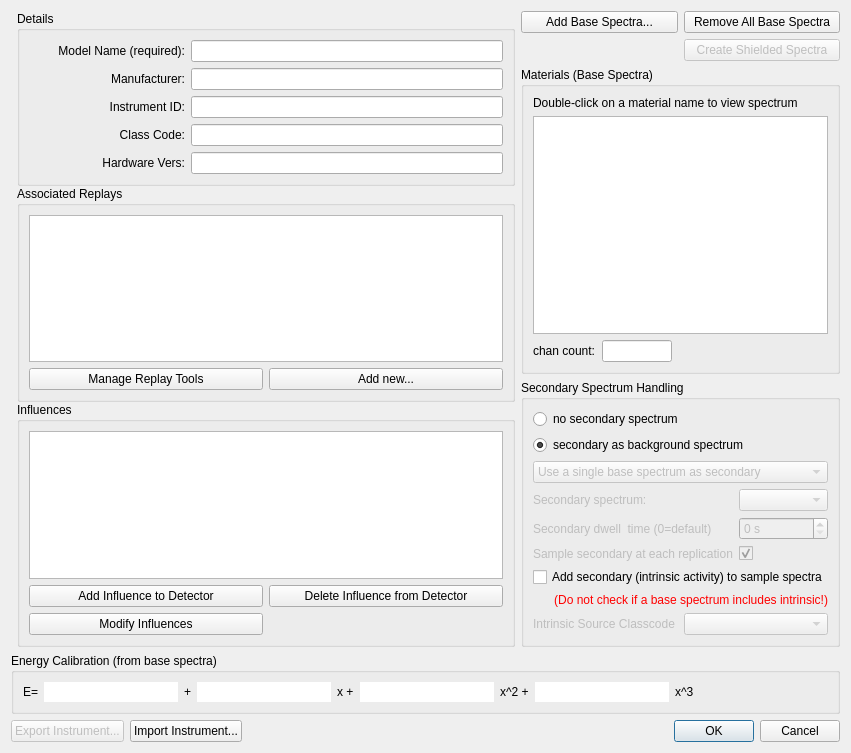
llnl/RASE, file src/ui/add_detector_dialog.ui: the form before one commit.
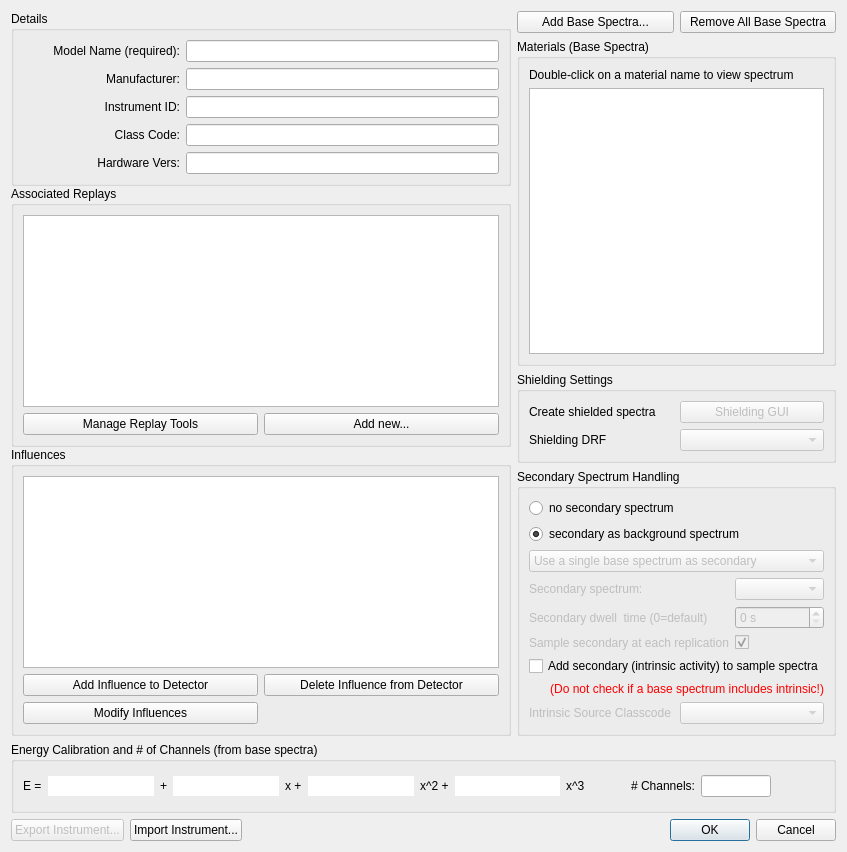
The form after the commit.

```diff
--- a/src/ui/add_detector_dialog.ui
+++ b/src/ui/add_detector_dialog.ui
@@ -6,16 +6,205 @@
    <rect>
     <x>0</x>
     <y>0</y>
-    <width>851</width>
-    <height>753</height>
+    <width>847</width>
+    <height>852</height>
    </rect>
   </property>
   <property name="windowTitle">
    <string>Add Instrument</string>
   </property>
-  <layout class="QGridLayout" name="gridLayout_2">
-   <item row="0" column="2">
-    <layout class="QGridLayout" name="gridLayout_5">
+  <layout class="QGridLayout" name="gridLayout_5">
+   <item row="0" column="0">
+    <layout class="QVBoxLayout" name="verticalLayout" stretch="0,0,0">
+     <property name="spacing">
+      <number>0</number>
+     </property>
+     <item>
+      <widget class="QGroupBox" name="groupBox_3">
+       <property name="title">
+        <string>Details</string>
+       </property>
+       <layout class="QGridLayout" name="gridLayout" rowstretch="10,0,0,0,0" columnstretch="0,0,0,0">
+        <item row="0" column="2" colspan="2">
+         <widget class="QLineEdit" name="txtDetector"/>
+        </item>
+        <item row="3" column="0">
+         <widget class="QLabel" name="label_11">
+          <property name="text">
+           <string>Class Code:</string>
+          </property>
+          <property name="alignment">
+           <set>Qt::AlignmentFlag::AlignRight|Qt::AlignmentFlag::AlignTrailing|Qt::AlignmentFlag::AlignVCenter</set>
+          </property>
+          <property name="buddy">
+           <cstring>txtClassCode</cstring>
+          </property>
+         </widget>
+        </item>
+        <item row="2" column="0">
+         <widget class="QLabel" name="label_10">
+          <property name="text">
+           <string>Instrument ID:</string>
+          </property>
+          <property name="alignment">
+           <set>Qt::AlignmentFlag::AlignRight|Qt::AlignmentFlag::AlignTrailing|Qt::AlignmentFlag::AlignVCenter</set>
+          </property>
+          <property name="buddy">
+           <cstring>txtInstrumentId</cstring>
+          </property>
+         </widget>
+        </item>
+        <item row="0" column="0">
+         <widget class="QLabel" name="label_7">
+          <property name="text">
+           <string>Model Name (required):</string>
+          </property>
+          <property name="alignment">
+           <set>Qt::AlignmentFlag::AlignRight|Qt::AlignmentFlag::AlignTrailing|Qt::AlignmentFlag::AlignVCenter</set>
+          </property>
+          <property name="buddy">
+           <cstring>txtDetector</cstring>
+          </property>
+         </widget>
+        </item>
+        <item row="4" column="2" colspan="2">
+         <widget class="QLineEdit" name="txtHardwareVersion"/>
+        </item>
+        <item row="2" column="2" colspan="2">
+         <widget class="QLineEdit" name="txtInstrumentId"/>
+        </item>
+        <item row="3" column="2" colspan="2">
+         <widget class="QLineEdit" name="txtClassCode"/>
+        </item>
+        <item row="4" column="0">
+         <widget class="QLabel" name="label_12">
+          <property name="text">
+           <string>Hardware Vers:</string>
+          </property>
+          <property name="alignment">
+           <set>Qt::AlignmentFlag::AlignRight|Qt::AlignmentFlag::AlignTrailing|Qt::AlignmentFlag::AlignVCenter</set>
+          </property>
+          <property name="buddy">
+           <cstring>txtHardwareVersion</cstring>
+          </property>
+         </widget>
+        </item>
+        <item row="1" column="0">
+         <widget class="QLabel" name="label_9">
+          <property name="text">
+           <string>Manufacturer:</string>
+          </property>
+          <property name="alignment">
+           <set>Qt::AlignmentFlag::AlignRight|Qt::AlignmentFlag::AlignTrailing|Qt::AlignmentFlag::AlignVCenter</set>
+          </property>
+          <property name="buddy">
+           <cstring>txtManufacturer</cstring>
+          </property>
+         </widget>
+        </item>
+        <item row="1" column="2" colspan="2">
+         <widget class="QLineEdit" name="txtManufacturer"/>
+        </item>
+       </layout>
+      </widget>
+     </item>
+     <item>
+      <widget class="QGroupBox" name="groupBox_4">
+       <property name="minimumSize">
+        <size>
+         <width>0</width>
+         <height>200</height>
+        </size>
+       </property>
+       <property name="title">
+        <string>Associated Replays</string>
+       </property>
+       <layout class="QVBoxLayout" name="verticalLayout_4">
+        <item>
+         <widget class="QTableView" name="tblViewReplay">
+          <property name="minimumSize">
+           <size>
+            <width>0</width>
+            <height>0</height>
+           </size>
+          </property>
+          <attribute name="horizontalHeaderStretchLastSection">
+           <bool>true</bool>
+          </attribute>
+         </widget>
+        </item>
+        <item>
+         <layout class="QHBoxLayout" name="horizontalLayout_2">
+          <property name="topMargin">
+           <number>0</number>
+          </property>
+          <item>
+           <widget class="QPushButton" name="manageReplays">
+            <property name="text">
+             <string>Manage Replay Tools</string>
+            </property>
+           </widget>
+          </item>
+          <item>
+           <widget class="QPushButton" name="btnNewReplay">
+            <property name="text">
+             <string>Add new...</string>
+            </property>
+           </widget>
+          </item>
+         </layout>
+        </item>
+       </layout>
+      </widget>
+     </item>
+     <item>
+      <widget class="QGroupBox" name="groupBox_2">
+       <property name="title">
+        <string>Influences</string>
+       </property>
+       <layout class="QGridLayout" name="gridLayout_3">
+        <item row="2" column="0">
+         <widget class="QPushButton" name="btnAddInfluences">
+          <property name="text">
+           <string>Add Influence to Detector</string>
+          </property>
+         </widget>
+        </item>
+        <item row="1" column="0" colspan="2">
+         <widget class="QListView" name="listInfluences">
+          <property name="batchSize">
+           <number>100</number>
+          </property>
+         </widget>
+        </item>
+        <item row="4" column="0">
+         <widget class="QPushButton" name="btnModifyInfluences">
+          <property name="text">
+           <string>Modify Influences</string>
+          </property>
+         </widget>
+        </item>
+        <item row="2" column="1">
+         <widget class="QPushButton" name="btnDeleteInfluences">
+          <property name="text">
+           <string>Delete Influence from Detector</string>
+          </property>
+         </widget>
+        </item>
+       </layout>
+      </widget>
+     </item>
+    </layout>
+   </item>
+   <item row="0" column="1">
+    <layout class="QGridLayout" name="gridLayout_4">
+     <item row="0" column="0">
+      <widget class="QPushButton" name="btnAddBaseSpectra">
+       <property name="text">
+        <string>Add Base Spectra...</string>
+       </property>
+      </widget>
+     </item>
      <item row="0" column="1">
       <widget class="QPushButton" name="btnRemoveBaseSpectra">
        <property name="text">
@@ -23,7 +212,7 @@
        </property>
       </widget>
      </item>
-     <item row="2" column="0" colspan="2">
+     <item row="1" column="0" colspan="2">
       <widget class="QGroupBox" name="groupBox">
        <property name="title">
         <string>Materials (Base Spectra)</string>
@@ -39,58 +228,45 @@
         <item>
          <widget class="QListView" name="lstBaseSpectra"/>
         </item>
-        <item>
-         <layout class="QHBoxLayout" name="horizontalLayout_5">
-          <property name="topMargin">
-           <number>0</number>
+       </layout>
+      </widget>
+     </item>
+     <item row="2" column="0" colspan="2">
+      <widget class="QGroupBox" name="groupBox_6">
+       <property name="title">
+        <string>Shielding Settings</string>
+       </property>
+       <layout class="QGridLayout" name="gridLayout_2">
+        <item row="2" column="0">
+         <widget class="QLabel" name="label_shielddrf">
+          <property name="text">
+           <string>Shielding DRF</string>
           </property>
-          <item>
-           <widget class="QLabel" name="label_5">
-            <property name="text">
-             <string>chan count:</string>
-            </property>
-            <property name="buddy">
-             <cstring>txtChannelCount</cstring>
-            </property>
-           </widget>
-          </item>
-          <item>
-           <widget class="QLineEdit" name="txtChannelCount">
-            <property name="maximumSize">
-             <size>
-              <width>70</width>
-              <height>16777215</height>
-             </size>
-            </property>
-            <property name="readOnly">
-             <bool>true</bool>
-            </property>
-           </widget>
-          </item>
-          <item>
-           <spacer name="horizontalSpacer_3">
-            <property name="orientation">
-             <enum>Qt::Orientation::Horizontal</enum>
-            </property>
-            <property name="sizeHint" stdset="0">
-             <size>
-              <width>40</width>
-              <height>20</height>
-             </size>
-            </property>
-           </spacer>
-          </item>
-          <item>
-           <widget class="QLabel" name="neutrons_label">
-            <property name="enabled">
-             <bool>true</bool>
-            </property>
-            <property name="text">
-             <string/>
-            </property>
-           </widget>
-          </item>
-         </layout>
+         </widget>
+        </item>
+        <item row="2" column="1">
+         <widget class="QComboBox" name="combo_shielddrf">
+          <property name="enabled">
+           <bool>false</bool>
+          </property>
+         </widget>
+        </item>
+        <item row="0" column="1">
+         <widget class="QPushButton" name="btnCreateShieldSpec">
+          <property name="enabled">
+           <bool>false</bool>
+          </property>
+          <property name="text">
+           <string>Shielding GUI</string>
+          </property>
+         </widget>
+        </item>
+        <item row="0" column="0">
+         <widget class="QLabel" name="label_createshield">
+          <property name="text">
+           <string>Create shielded spectra</string>
+          </property>
+         </widget>
         </item>
        </layout>
       </widget>
@@ -298,208 +474,9 @@
        </layout>
       </widget>
      </item>
-     <item row="0" column="0">
-      <widget class="QPushButton" name="btnAddBaseSpectra">
-       <property name="text">
-        <string>Add Base Spectra...</string>
-       </property>
-      </widget>
-     </item>
-     <item row="1" column="1">
-      <widget class="QPushButton" name="btnCreateShieldSpec">
-       <property name="enabled">
-        <bool>false</bool>
-       </property>
-       <property name="text">
-        <string>Create Shielded Spectra</string>
-       </property>
-      </widget>
-     </item>
     </layout>
    </item>
-   <item row="0" column="1">
-    <layout class="QVBoxLayout" name="verticalLayout" stretch="0,0,0">
-     <property name="spacing">
-      <number>0</number>
-     </property>
-     <item>
-      <widget class="QGroupBox" name="groupBox_3">
-       <property name="title">
-        <string>Details</string>
-       </property>
-       <layout class="QGridLayout" name="gridLayout" rowstretch="10,0,0,0,0" columnstretch="0,0,0,0">
-        <item row="0" column="2" colspan="2">
-         <widget class="QLineEdit" name="txtDetector"/>
-        </item>
-        <item row="3" column="0">
-         <widget class="QLabel" name="label_11">
-          <property name="text">
-           <string>Class Code:</string>
-          </property>
-          <property name="alignment">
-           <set>Qt::AlignmentFlag::AlignRight|Qt::AlignmentFlag::AlignTrailing|Qt::AlignmentFlag::AlignVCenter</set>
-          </property>
-          <property name="buddy">
-           <cstring>txtClassCode</cstring>
-          </property>
-         </widget>
-        </item>
-        <item row="2" column="0">
-         <widget class="QLabel" name="label_10">
-          <property name="text">
-           <string>Instrument ID:</string>
-          </property>
-          <property name="alignment">
-           <set>Qt::AlignmentFlag::AlignRight|Qt::AlignmentFlag::AlignTrailing|Qt::AlignmentFlag::AlignVCenter</set>
-          </property>
-          <property name="buddy">
-           <cstring>txtInstrumentId</cstring>
-          </property>
-         </widget>
-        </item>
-        <item row="0" column="0">
-         <widget class="QLabel" name="label_7">
-          <property name="text">
-           <string>Model Name (required):</string>
-          </property>
-          <property name="alignment">
-           <set>Qt::AlignmentFlag::AlignRight|Qt::AlignmentFlag::AlignTrailing|Qt::AlignmentFlag::AlignVCenter</set>
-          </property>
-          <property name="buddy">
-           <cstring>txtDetector</cstring>
-          </property>
-         </widget>
-        </item>
-        <item row="4" column="2" colspan="2">
-         <widget class="QLineEdit" name="txtHardwareVersion"/>
-        </item>
-        <item row="2" column="2" colspan="2">
-         <widget class="QLineEdit" name="txtInstrumentId"/>
-        </item>
-        <item row="3" column="2" colspan="2">
-         <widget class="QLineEdit" name="txtClassCode"/>
-        </item>
-        <item row="4" column="0">
-         <widget class="QLabel" name="label_12">
-          <property name="text">
-           <string>Hardware Vers:</string>
-          </property>
-          <property name="alignment">
-           <set>Qt::AlignmentFlag::AlignRight|Qt::AlignmentFlag::AlignTrailing|Qt::AlignmentFlag::AlignVCenter</set>
-          </property>
-          <property name="buddy">
-           <cstring>txtHardwareVersion</cstring>
-          </property>
-         </widget>
-        </item>
-        <item row="1" column="0">
-         <widget class="QLabel" name="label_9">
-          <property name="text">
-           <string>Manufacturer:</string>
-          </property>
-          <property name="alignment">
-           <set>Qt::AlignmentFlag::AlignRight|Qt::AlignmentFlag::AlignTrailing|Qt::AlignmentFlag::AlignVCenter</set>
-          </property>
-          <property name="buddy">
-           <cstring>txtManufacturer</cstring>
-          </property>
-         </widget>
-        </item>
-        <item row="1" column="2" colspan="2">
-         <widget class="QLineEdit" name="txtManufacturer"/>
-        </item>
-       </layout>
-      </widget>
-     </item>
-     <item>
-      <widget class="QGroupBox" name="groupBox_4">
-       <property name="minimumSize">
-        <size>
-         <width>0</width>
-         <height>200</height>
-        </size>
-       </property>
-       <property name="title">
-        <string>Associated Replays</string>
-       </property>
-       <layout class="QVBoxLayout" name="verticalLayout_4">
-        <item>
-         <widget class="QTableView" name="tblViewReplay">
-          <property name="minimumSize">
-           <size>
-            <width>0</width>
-            <height>0</height>
-           </size>
-          </property>
-          <attribute name="horizontalHeaderStretchLastSection">
-           <bool>true</bool>
-          </attribute>
-         </widget>
-        </item>
-        <item>
-         <layout class="QHBoxLayout" name="horizontalLayout_2">
-          <property name="topMargin">
-           <number>0</number>
-          </property>
-          <item>
-           <widget class="QPushButton" name="manageReplays">
-            <property name="text">
-             <string>Manage Replay Tools</string>
-            </property>
-           </widget>
-          </item>
-          <item>
-           <widget class="QPushButton" name="btnNewReplay">
-            <property name="text">
-             <string>Add new...</string>
-            </property>
-           </widget>
-          </item>
-         </layout>
-        </item>
-       </layout>
-      </widget>
-     </item>
-     <item>
-      <widget class="QGroupBox" name="groupBox_2">
-       <property name="title">
-        <string>Influences</string>
-       </property>
-       <layout class="QGridLayout" name="gridLayout_3">
-        <item row="2" column="0">
-         <widget class="QPushButton" name="btnAddInfluences">
-          <property name="text">
-           <string>Add Influence to Detector</string>
-          </property>
-         </widget>
-        </item>
-        <item row="1" column="0" colspan="2">
-         <widget class="QListView" name="listInfluences">
-          <property name="batchSize">
-           <number>100</number>
-          </property>
-         </widget>
-        </item>
-        <item row="4" column="0">
-         <widget class="QPushButton" name="btnModifyInfluences">
-          <property name="text">
-           <string>Modify Influences</string>
-          </property>
-         </widget>
-        </item>
-        <item row="2" column="1">
-         <widget class="QPushButton" name="btnDeleteInfluences">
-          <property name="text">
-           <string>Delete Influence from Detector</string>
-          </property>
-         </widget>
-        </item>
-       </layout>
-      </widget>
-     </item>
-    </layout>
-   </item>
-   <item row="3" column="0" colspan="3">
+   <item row="2" column="0" colspan="2">
     <layout class="QHBoxLayout" name="horizontalLayout">
      <item>
       <widget class="QPushButton" name="btnExportDetector">
@@ -543,7 +520,7 @@
      </item>
     </layout>
    </item>
-   <item row="1" column="0" rowspan="2" colspan="3">
+   <item row="1" column="0" colspan="2">
     <widget class="QGroupBox" name="groupBox_5">
      <property name="sizePolicy">
       <sizepolicy hsizetype="Expanding" vsizetype="Expanding">
@@ -558,13 +535,13 @@
       </size>
      </property>
      <property name="title">
-      <string>Energy Calibration (from base spectra)</string>
+      <string>Energy Calibration and # of Channels (from base spectra)</string>
      </property>
      <layout class="QHBoxLayout" name="horizontalLayout_4">
       <item>
        <widget class="QLabel" name="label_2">
         <property name="text">
-         <string>E=</string>
+         <string>E =</string>
         </property>
         <property name="buddy">
          <cstring>txtEcal1</cstring>
@@ -670,6 +647,52 @@
         </property>
        </spacer>
       </item>
+      <item>
+       <widget class="QLabel" name="label_5">
+        <property name="text">
+         <string># Channels:</string>
+        </property>
+        <property name="buddy">
+         <cstring>txtChannelCount</cstring>
+        </property>
+       </widget>
+      </item>
+      <item>
+       <widget class="QLineEdit" name="txtChannelCount">
+        <property name="maximumSize">
+         <size>
+          <width>70</width>
+          <height>16777215</height>
+         </size>
+        </property>
+        <property name="readOnly">
+         <bool>true</bool>
+        </property>
+       </widget>
+      </item>
+      <item>
+       <spacer name="horizontalSpacer_3">
+        <property name="orientation">
+         <enum>Qt::Orientation::Horizontal</enum>
+        </property>
+        <property name="sizeHint" stdset="0">
+         <size>
+          <width>40</width>
+          <height>20</height>
+         </size>
+        </property>
+       </spacer>
+      </item>
+      <item>
+       <widget class="QLabel" name="neutrons_label">
+        <property name="enabled">
+         <bool>true</bool>
+        </property>
+        <property name="text">
+         <string/>
+        </property>
+       </widget>
+      </item>
      </layout>
     </widget>
    </item>
```
Left out of the diff: 8 changed lines with no effect on the pictures.
